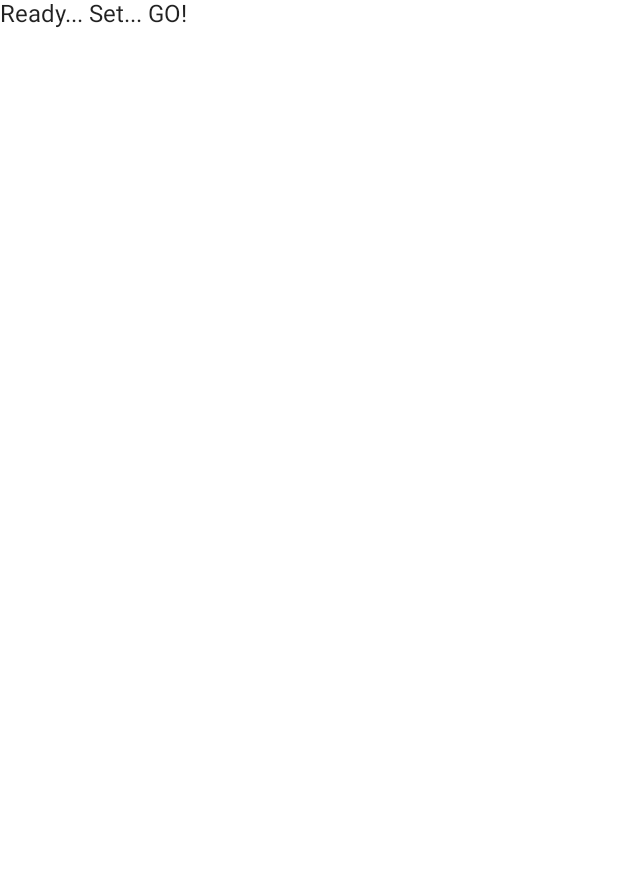
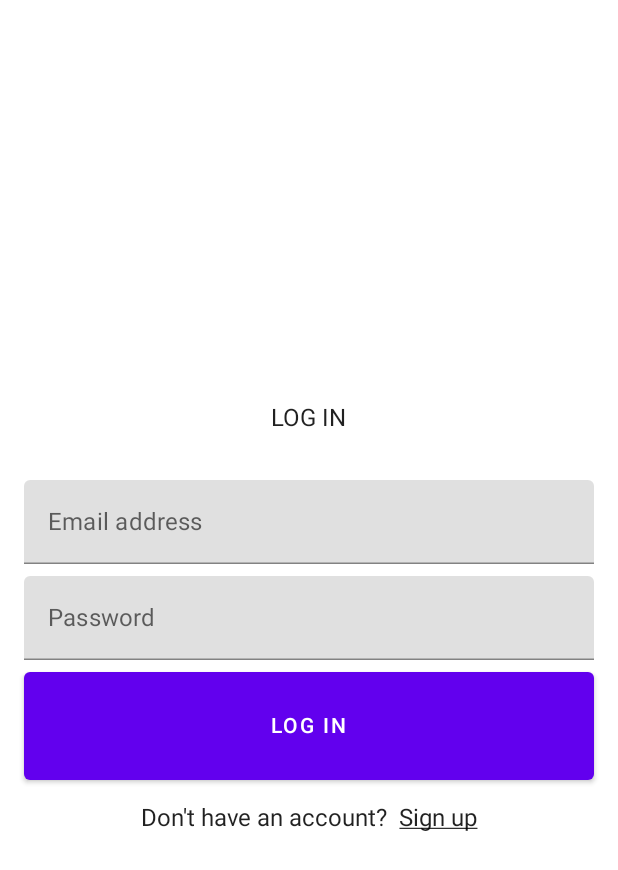
Before and after one commit to carloxavier/mysoothe, an Android app built with Jetpack Compose: the screen it shows after launch (MainActivity), on a phone screen of 412 x 824 dp. Before the commit the part shown is almost empty. Shown: the top 870 px of the screen. Run offline under Robolectric (Android 15) with nearby library versions, the phone set to English and light mode, and no system bars.

Commit message:
add login layout without theme details

```diff
--- a/app/src/main/java/com/example/androiddevchallenge/MainActivity.kt
+++ b/app/src/main/java/com/example/androiddevchallenge/MainActivity.kt
@@ -18,11 +18,26 @@ package com.example.androiddevchallenge
 import android.os.Bundle
 import androidx.activity.compose.setContent
 import androidx.appcompat.app.AppCompatActivity
-import androidx.compose.material.MaterialTheme
-import androidx.compose.material.Surface
+import androidx.compose.foundation.layout.*
+import androidx.compose.foundation.text.KeyboardOptions
+import androidx.compose.material.Button
+import androidx.compose.material.Scaffold
 import androidx.compose.material.Text
+import androidx.compose.material.TextField
 import androidx.compose.runtime.Composable
+import androidx.compose.runtime.mutableStateOf
+import androidx.compose.runtime.remember
+import androidx.compose.ui.Alignment
+import androidx.compose.ui.Modifier
+import androidx.compose.ui.text.SpanStyle
+import androidx.compose.ui.text.buildAnnotatedString
+import androidx.compose.ui.text.input.KeyboardType
+import androidx.compose.ui.text.input.PasswordVisualTransformation
+import androidx.compose.ui.text.input.TextFieldValue
+import androidx.compose.ui.text.style.TextDecoration
+import androidx.compose.ui.text.withStyle
 import androidx.compose.ui.tooling.preview.Preview
+import androidx.compose.ui.unit.dp
 import com.example.androiddevchallenge.ui.theme.MyTheme
 
 class MainActivity : AppCompatActivity() {
@@ -36,12 +51,87 @@ class MainActivity : AppCompatActivity() {
     }
 }
 
-// Start building your app here!
 @Composable
 fun MyApp() {
-    Surface(color = MaterialTheme.colors.background) {
-        Text(text = "Ready... Set... GO!")
+    Scaffold { innerPadding ->
+        LoginPage(Modifier.padding(innerPadding))
     }
+}
+
+@Composable
+fun LoginPage(modifier: Modifier = Modifier) {
+    Column(
+        modifier = modifier
+            .fillMaxWidth()
+            .fillMaxHeight()
+            .padding(horizontal = 16.dp),
+        verticalArrangement = Arrangement.Center,
+        horizontalAlignment = Alignment.CenterHorizontally,
+    ) {
+        Text("LOG IN")
+        Spacer(Modifier.height(32.dp))
+        LoginTextField()
+        Spacer(Modifier.height(8.dp))
+        PasswordTextField()
+        Spacer(Modifier.height(8.dp))
+        LoginButton()
+        Spacer(Modifier.height(16.dp))
+        SignupLink()
+    }
+}
+
+@Composable
+fun LoginTextField(modifier: Modifier = Modifier) {
+    val textState = remember { mutableStateOf(TextFieldValue()) }
+
+    TextField(
+        modifier = modifier.fillMaxWidth(),
+        value = textState.value,
+        onValueChange = { textState.value = it },
+        label = { Text("Email address") },
+        singleLine = true,
+    )
+}
+
+@Composable
+fun PasswordTextField(modifier: Modifier = Modifier) {
+    val textState = remember { mutableStateOf(TextFieldValue()) }
+
+    TextField(
+        modifier = modifier.fillMaxWidth(),
+        value = textState.value,
+        onValueChange = { textState.value = it },
+        label = { Text("Password") },
+        visualTransformation = PasswordVisualTransformation(),
+        keyboardOptions = KeyboardOptions(keyboardType = KeyboardType.Password),
+        singleLine = true,
+    )
+}
+
+@Composable
+fun LoginButton(modifier: Modifier = Modifier) {
+    Button(
+        modifier = modifier
+            .height(72.dp)
+            .fillMaxWidth(),
+        onClick = { /*TODO*/ },
+    ) {
+        Text("LOG IN")
+    }
+}
+
+@Composable
+fun SignupLink(modifier: Modifier = Modifier) {
+    Text(
+        buildAnnotatedString {
+            append("Don't have an account?")
+            append("  ")
+            withStyle(style = SpanStyle(textDecoration = TextDecoration.Underline)) {
+                append("Sign up")
+            }
+        },
+        modifier = modifier,
+    )
 }
 
 @Preview("Light Theme", widthDp = 360, heightDp = 640)
```
